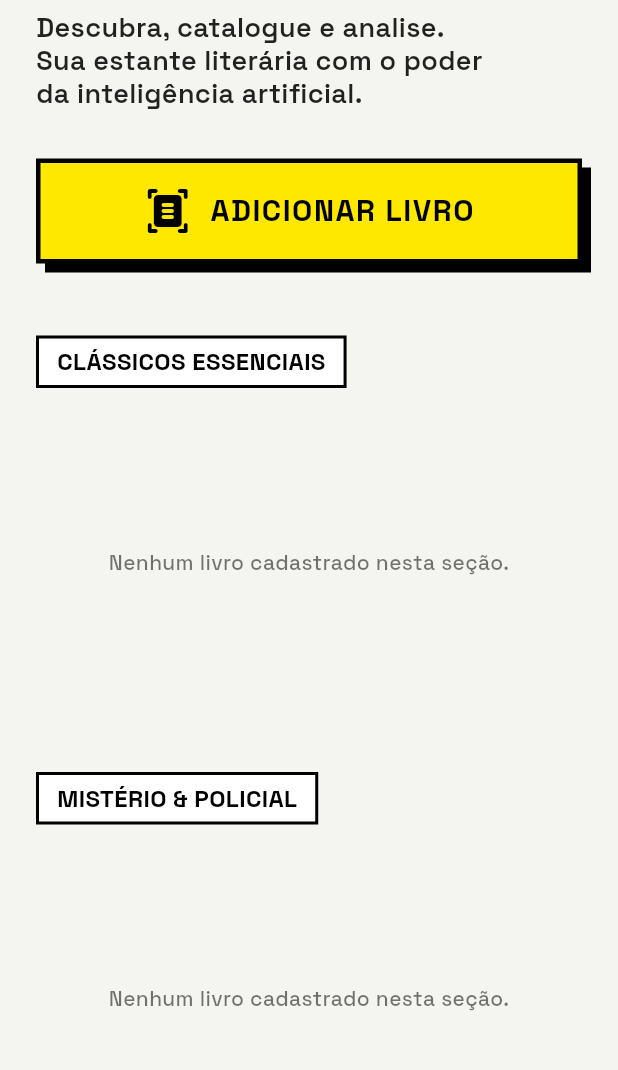
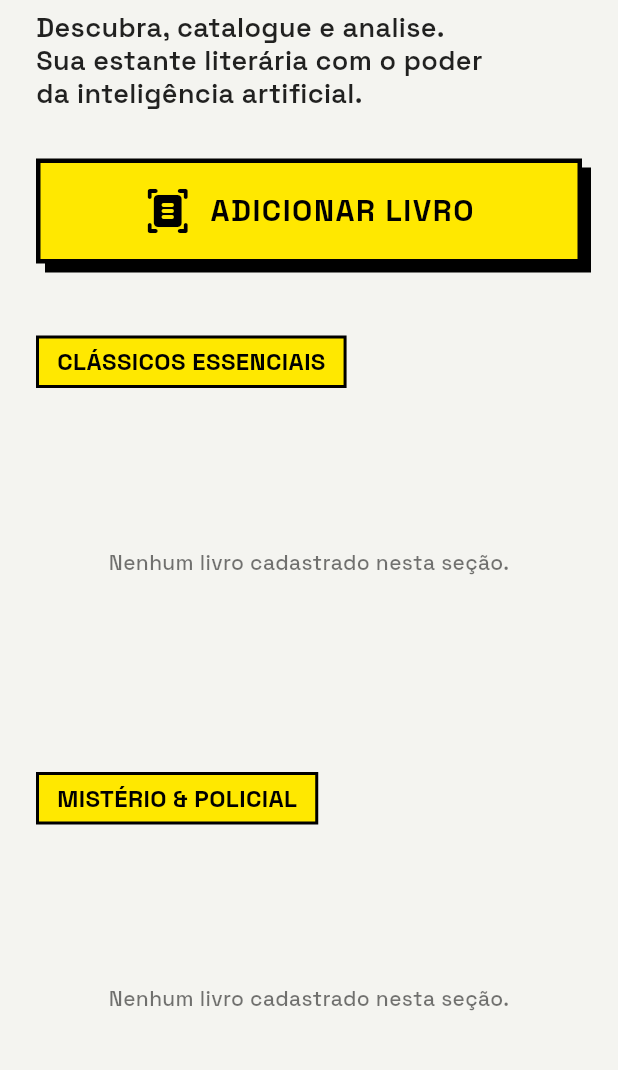
Before and after one commit to barbarastella/elibrary-app, a Flutter app: the HomePage screen opened directly with empty values, on a phone screen of 412 x 824 dp, the part 140-1210 px from its top. Run offline on Flutter 3.47's test engine with Material 3 defaults, Android fonts, the phone set to English and light mode, and no system bars; our stand-ins replace cloud_firestore, equatable, firebase_auth, firebase_core, flutter_bloc, flutter_dotenv and 3 more; accounts and stored records are empty.

Commit message:
refactor: changed section title background color to accentColor

```diff
--- a/lib/features/books/pages/home_page.dart
+++ b/lib/features/books/pages/home_page.dart
@@ -1,9 +1,13 @@
 import 'package:flutter/material.dart';
+import 'package:flutter_bloc/flutter_bloc.dart';
 import 'package:google_fonts/google_fonts.dart';
-import 'package:cloud_firestore/cloud_firestore.dart';
 
+import '../bloc/book_bloc.dart';
+import '../bloc/book_event.dart';
+import '../bloc/book_state.dart';
 import '../data/book_model.dart';
 import '../pages/book_form_page.dart';
+import '../pages/book_details_page.dart';
 
 class HomePage extends StatefulWidget {
   final String userId;
@@ -14,46 +18,51 @@ class HomePage extends StatefulWidget {
 }
 
 class _HomePageState extends State<HomePage> {
-  final FirebaseFirestore _firestore = FirebaseFirestore.instance;
-  late Stream<QuerySnapshot<Map<String, dynamic>>> _booksStream;
-
   @override
   void initState() {
     super.initState();
-    _booksStream = _firestore.collection('users').doc(widget.userId).collection('books').snapshots();
+    context.read<BookBloc>().add(
+      LoadBooksRequestedEvent(widget.userId),
+    );
   }
 
+  @override
   Widget build(BuildContext context) {
-    const Color focalColor = Color(0xFFFFE800);
+    const Color accentColor = Color(0xFFFFE800);
     const Color surfaceColor = Color(0xFFF4F4F0);
 
     return Scaffold(
       backgroundColor: surfaceColor,
       body: SafeArea(
-        child: StreamBuilder<QuerySnapshot<Map<String, dynamic>>>(
-          stream: _booksStream,
-          builder: (context, snapshot) {
-            if (snapshot.connectionState == ConnectionState.waiting) {
-              return const Center(child: CircularProgressIndicator(color: Colors.black));
+        child: BlocBuilder<BookBloc, BookState>(
+          builder: (context, state) {
+            if (state is BooksInitial || state is BooksLoading) {
+              return const Center(
+                child: CircularProgressIndicator(color: Colors.black),
+              );
             }
 
-            if (snapshot.hasError) {
-              return Center(child: Text('Erro ao carregar dados: ${snapshot.error}'));
+            if (state is BooksError) {
+              return Center(
+                child: Text('Erro ao carregar dados: ${state.message}'),
+              );
             }
 
-            final List<BookModel> allBooks = snapshot.data?.docs.map((doc) {
-              return BookModel.fromFirestore(doc);
-            }).toList() ?? [];
+            if (state is BooksLoaded) {
+              final List<BookModel> allBooks = state.books;
 
               final List<BookModel> mysteryBooks = allBooks.where((book) {
                 final genre = (book.genre ?? '').toLowerCase();
-              return genre.contains('investigação') || genre.contains('policial');
+                return genre.contains('investigação') ||
+                    genre.contains('policial');
               }).toList();
 
               final List<BookModel> classicBooks = allBooks.where((book) {
                 final genre = (book.genre ?? '').toLowerCase();
                 final isClassic = genre.contains('clássico');
-              final isMystery = genre.contains('investigação') || genre.contains('policial');
+                final isMystery =
+                    genre.contains('investigação') ||
+                        genre.contains('policial');
                 return isClassic && !isMystery;
               }).toList();
 
@@ -62,57 +71,111 @@ class _HomePageState extends State<HomePage> {
                 child: Column(
                   crossAxisAlignment: CrossAxisAlignment.start,
                   children: [
-                  Text('eLibrary', style: GoogleFonts.spaceGrotesk(fontSize: 48, fontWeight: FontWeight.w900, letterSpacing: -2, color: Colors.black)),
+                    Text(
+                      'eLibrary',
+                      style: GoogleFonts.spaceGrotesk(
+                        fontSize: 48,
+                        fontWeight: FontWeight.w900,
+                        letterSpacing: -2,
+                        color: Colors.black,
+                      ),
+                    ),
                     const SizedBox(height: 8),
-                  Text('Descubra, catalogue e analise.\nSua estante literária com o poder\nda inteligência artificial.', style: GoogleFonts.spaceGrotesk(fontSize: 18, fontWeight: FontWeight.w600, color: Colors.black87, height: 1.2)),
+                    Text(
+                      'Descubra, catalogue e analise.\nSua estante literária com o poder\nda inteligência artificial.',
+                      style: GoogleFonts.spaceGrotesk(
+                        fontSize: 18,
+                        fontWeight: FontWeight.w600,
+                        color: Colors.black87,
+                        height: 1.2,
+                      ),
+                    ),
                     const SizedBox(height: 32),
 
                     GestureDetector(
                       onTap: () {
-                      Navigator.of(context).push(MaterialPageRoute(builder: (context) => const BookFormPage()));
+                        Navigator.of(context).push(
+                          MaterialPageRoute(
+                            builder: (context) => const BookFormPage(),
+                          ),
+                        );
                       },
                       child: Container(
                         width: double.infinity,
-                      padding: const EdgeInsets.symmetric(vertical: 16, horizontal: 8),
+                        padding: const EdgeInsets.symmetric(
+                          vertical: 16,
+                          horizontal: 8,
+                        ),
                         decoration: BoxDecoration(
-                        color: focalColor,
+                          color: accentColor,
                           border: Border.all(color: Colors.black, width: 3),
-                        boxShadow: const [ BoxShadow(color: Colors.black, offset: Offset(6, 6), blurRadius: 0) ],
+                          boxShadow: const [
+                            BoxShadow(
+                              color: Colors.black,
+                              offset: Offset(6, 6),
+                              blurRadius: 0,
+                            ),
+                          ],
                         ),
                         child: Row(
                           mainAxisAlignment: MainAxisAlignment.center,
                           children: [
-                          const Icon(Icons.document_scanner_rounded, size: 32, color: Colors.black),
+                            const Icon(
+                              Icons.document_scanner_rounded,
+                              size: 32,
+                              color: Colors.black,
+                            ),
                             const SizedBox(width: 12),
-                          Text('ADICIONAR LIVRO', style: GoogleFonts.spaceGrotesk(fontSize: 20, fontWeight: FontWeight.bold, letterSpacing: 1, color: Colors.black)),
+                            Text(
+                              'ADICIONAR LIVRO',
+                              style: GoogleFonts.spaceGrotesk(
+                                fontSize: 20,
+                                fontWeight: FontWeight.bold,
+                                letterSpacing: 1,
+                                color: Colors.black,
+                              ),
+                            ),
                           ],
                         ),
                       ),
                     ),
                     const SizedBox(height: 48),
 
-                  _buildSectionTitle('Clássicos essenciais'),
+                    _buildSectionTitle('Clássicos essenciais', accentColor),
                     const SizedBox(height: 16),
                     _buildHorizontalShelf(classicBooks),
 
                     const SizedBox(height: 40),
 
-                  _buildSectionTitle('Mistério & Policial'),
+                    _buildSectionTitle('Mistério & Policial', accentColor),
                     const SizedBox(height: 16),
                     _buildHorizontalShelf(mysteryBooks),
                   ],
                 ),
               );
+            }
+            return const SizedBox.shrink();
           },
         ),
       ),
     );
   }
-  Widget _buildSectionTitle(String title) {
+
+  Widget _buildSectionTitle(String title, Color accentColor) {
     return Container(
       padding: const EdgeInsets.symmetric(horizontal: 12, vertical: 4),
-      decoration: BoxDecoration(color: Colors.white, border: Border.all(color: Colors.black, width: 2)),
-      child: Text(title.toUpperCase(), style: GoogleFonts.spaceGrotesk(fontSize: 16, fontWeight: FontWeight.bold, color: Colors.black)),
+      decoration: BoxDecoration(
+        color: accentColor,
+        border: Border.all(color: Colors.black, width: 2),
+      ),
+      child: Text(
+        title.toUpperCase(),
+        style: GoogleFonts.spaceGrotesk(
+          fontSize: 16,
+          fontWeight: FontWeight.bold,
+          color: Colors.black,
+        ),
+      ),
     );
   }
 
@@ -121,7 +184,13 @@ class _HomePageState extends State<HomePage> {
       return SizedBox(
         height: 200,
         child: Center(
-          child: Text('Nenhum livro cadastrado nesta seção.', style: GoogleFonts.spaceGrotesk(fontWeight: FontWeight.w500, color: Colors.black54)),
+          child: Text(
+            'Nenhum livro cadastrado nesta seção.',
+            style: GoogleFonts.spaceGrotesk(
+              fontWeight: FontWeight.w500,
+              color: Colors.black54,
+            ),
+          ),
         ),
       );
     }
@@ -133,13 +202,28 @@ class _HomePageState extends State<HomePage> {
         itemCount: books.length,
         itemBuilder: (context, index) {
           final book = books[index];
-          return Container(
+
+          return GestureDetector(
+            onTap: () {
+              Navigator.of(context).push(
+                MaterialPageRoute(
+                  builder: (context) => BookDetailsPage(book: book),
+                ),
+              );
+            },
+            child: Container(
               width: 130,
               margin: const EdgeInsets.only(right: 16, bottom: 8),
               decoration: BoxDecoration(
                 color: Colors.white,
                 border: Border.all(color: Colors.black, width: 2),
-              boxShadow: const [ BoxShadow(color: Colors.black, offset: Offset(4, 4), blurRadius: 0) ],
+                boxShadow: const [
+                  BoxShadow(
+                    color: Colors.black,
+                    offset: Offset(4, 4),
+                    blurRadius: 0,
+                  ),
+                ],
               ),
               child: ClipRRect(
                 child: (book.coverUrl ?? '').isNotEmpty
@@ -148,7 +232,9 @@ class _HomePageState extends State<HomePage> {
                   fit: BoxFit.cover,
                   errorBuilder: (context, error, stackTrace) =>
                       _buildNoCoverFallback(book.title),
-              ) : _buildNoCoverFallback(book.title),
+                )
+                    : _buildNoCoverFallback(book.title),
+              ),
             ),
           );
         },
@@ -161,7 +247,14 @@ class _HomePageState extends State<HomePage> {
       color: const Color(0xFFC4A1FF),
       padding: const EdgeInsets.all(8.0),
       child: Center(
-        child: Text(title, textAlign: TextAlign.center, style: GoogleFonts.spaceGrotesk( fontWeight: FontWeight.bold, fontSize: 14)),
+        child: Text(
+          title,
+          textAlign: TextAlign.center,
+          style: GoogleFonts.spaceGrotesk(
+            fontWeight: FontWeight.bold,
+            fontSize: 14,
+          ),
+        ),
       ),
     );
   }
```
Lines whose indentation alone changed are shown as unchanged.
